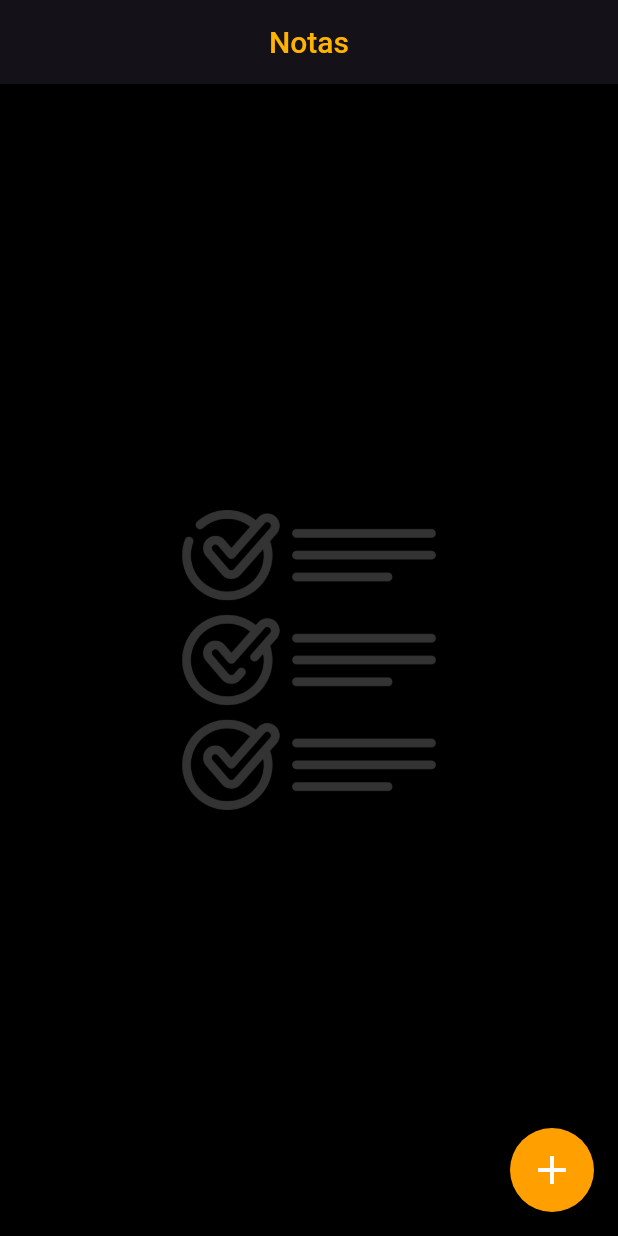
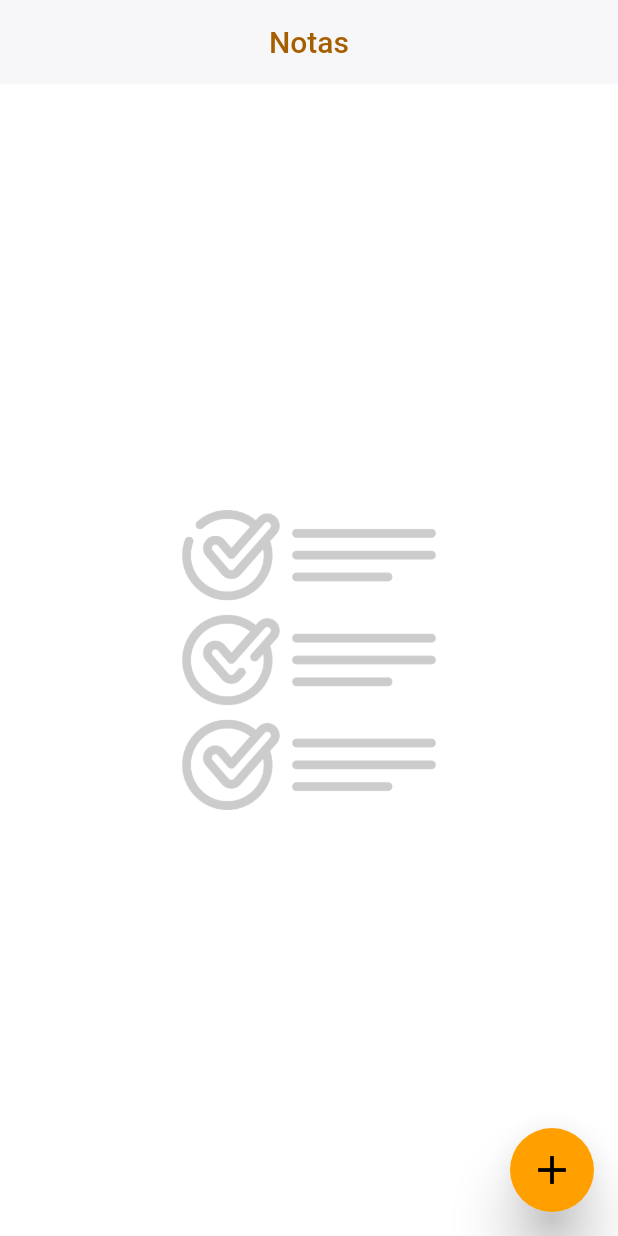
Before and after one commit to alegomezrivas/notes, a Flutter app: the screen it shows after launch, on a phone screen of 412 x 824 dp. Run offline on Flutter 3.47's test engine with Material 3 defaults, Android fonts, the phone set to English and light mode, and no system bars; our stand-ins replace awesome_notifications, dartz, equatable, get_it, hive; accounts and stored records are empty.

Commit message:
Add light theme that follows the system setting
- New AppColors theme extension and AppTheme (dark = original look, light = design system tokens)
- Replace hard-coded Colors.* in pages and widgets with context.colors
- MaterialApp uses theme/darkTheme with ThemeMode.system; navigation bar follows the theme
- Invert the pale empty-state art on the light canvas
- Tests for both themes

Co-Authored-By: Claude Sonnet 5.5 <noreply@anthropic.com>
Claude-Session: https://claude.ai/code/session_01AD11FB6RgqZvAaGmjAXRub

```diff
--- /dev/null
+++ b/lib/core/theme/app_theme.dart
@@ -0,0 +1,170 @@
+import 'package:flutter/material.dart';
+
+/// Colors of the Notas design system, one instance per theme.
+///
+/// Read them with `context.colors`. Values match the design system tokens;
+/// the dark theme is the original look of the app.
+@immutable
+class AppColors extends ThemeExtension<AppColors> {
+  const AppColors({
+    required this.canvas,
+    required this.appBar,
+    required this.surface,
+    required this.iconMuted,
+    required this.text,
+    required this.textMuted,
+    required this.textEditor,
+    required this.textHint,
+    required this.accent,
+    required this.accentStrong,
+    required this.onAccent,
+    required this.snackbar,
+    required this.onSnackbar,
+    required this.snackbarAction,
+    required this.invertEmptyArt,
+  });
+
+  final Color canvas;
+  final Color appBar;
+  final Color surface;
+  final Color iconMuted;
+  final Color text;
+  final Color textMuted;
+  final Color textEditor;
+  final Color textHint;
+  final Color accent;
+  final Color accentStrong;
+  final Color onAccent;
+  final Color snackbar;
+  final Color onSnackbar;
+  final Color snackbarAction;
+
+  /// The empty-state art is pale, so it is inverted on a light canvas.
+  final bool invertEmptyArt;
+
+  static const dark = AppColors(
+    canvas: Color(0xFF000000),
+    appBar: Color(0xFF141218),
+    surface: Color(0xFF212121),
+    iconMuted: Color(0xFF424242),
+    text: Color(0xFFFFFFFF),
+    textMuted: Color(0xFF9E9E9E),
+    textEditor: Color(0xB3FFFFFF),
+    textHint: Color(0x4DFFFFFF),
+    accent: Color(0xFFFFB300),
+    accentStrong: Color(0xFFFFA000),
+    onAccent: Color(0xFFFFFFFF),
+    snackbar: Color(0x8A000000),
+    onSnackbar: Color(0xFFFFFFFF),
+    snackbarAction: Color(0xFFFFB300),
+    invertEmptyArt: false,
+  );
+
+  static const light = AppColors(
+    canvas: Color(0xFFFFFFFF),
+    appBar: Color(0xFFF7F7F9),
+    surface: Color(0xFFF2F2F2),
+    iconMuted: Color(0xFF757575),
+    text: Color(0xFF212121),
+    textMuted: Color(0xFF616161),
+    textEditor: Color(0xB3212121),
+    textHint: Color(0x8A000000),
+    accent: Color(0xFFA65F00),
+    accentStrong: Color(0xFFFFA000),
+    onAccent: Color(0xFF000000),
+    snackbar: Color(0xFF323232),
+    onSnackbar: Color(0xFFFFFFFF),
+    snackbarAction: Color(0xFFFFB300),
+    invertEmptyArt: true,
+  );
+
+  @override
+  AppColors copyWith({
+    Color? canvas,
+    Color? appBar,
+    Color? surface,
+    Color? iconMuted,
+    Color? text,
+    Color? textMuted,
+    Color? textEditor,
+    Color? textHint,
+    Color? accent,
+    Color? accentStrong,
+    Color? onAccent,
+    Color? snackbar,
+    Color? onSnackbar,
+    Color? snackbarAction,
+    bool? invertEmptyArt,
+  }) {
+    return AppColors(
+      canvas: canvas ?? this.canvas,
+      appBar: appBar ?? this.appBar,
+      surface: surface ?? this.surface,
+      iconMuted: iconMuted ?? this.iconMuted,
+      text: text ?? this.text,
+      textMuted: textMuted ?? this.textMuted,
+      textEditor: textEditor ?? this.textEditor,
+      textHint: textHint ?? this.textHint,
+      accent: accent ?? this.accent,
+      accentStrong: accentStrong ?? this.accentStrong,
+      onAccent: onAccent ?? this.onAccent,
+      snackbar: snackbar ?? this.snackbar,
+      onSnackbar: onSnackbar ?? this.onSnackbar,
+      snackbarAction: snackbarAction ?? this.snackbarAction,
+      invertEmptyArt: invertEmptyArt ?? this.invertEmptyArt,
+    );
+  }
+
+  @override
+  AppColors lerp(ThemeExtension<AppColors>? other, double t) {
+    if (other is! AppColors) return this;
+    Color mix(Color a, Color b) => Color.lerp(a, b, t)!;
+    return AppColors(
+      canvas: mix(canvas, other.canvas),
+      appBar: mix(appBar, other.appBar),
+      surface: mix(surface, other.surface),
+      iconMuted: mix(iconMuted, other.iconMuted),
+      text: mix(text, other.text),
+      textMuted: mix(textMuted, other.textMuted),
+      textEditor: mix(textEditor, other.textEditor),
+      textHint: mix(textHint, other.textHint),
+      accent: mix(accent, other.accent),
+      accentStrong: mix(accentStrong, other.accentStrong),
+      onAccent: mix(onAccent, other.onAccent),
+      snackbar: mix(snackbar, other.snackbar),
+      onSnackbar: mix(onSnackbar, other.onSnackbar),
+      snackbarAction: mix(snackbarAction, other.snackbarAction),
+      invertEmptyArt: t < 0.5 ? invertEmptyArt : other.invertEmptyArt,
+    );
+  }
+}
+
+extension AppColorsContext on BuildContext {
+  AppColors get colors => Theme.of(this).extension<AppColors>()!;
+}
+
+class AppTheme {
+  const AppTheme._();
+
+  static ThemeData get dark => _build(Brightness.dark, AppColors.dark);
+
+  static ThemeData get light => _build(Brightness.light, AppColors.light);
+
+  static ThemeData _build(Brightness brightness, AppColors colors) {
+    final base = brightness == Brightness.dark
+        ? ThemeData.dark(useMaterial3: false)
+        : ThemeData.light(useMaterial3: false);
+    return base.copyWith(
+      primaryColor: brightness == Brightness.dark ? Colors.black : null,
+      scaffoldBackgroundColor: colors.canvas,
+      colorScheme: base.colorScheme.copyWith(secondary: colors.accent),
+      appBarTheme: AppBarTheme(
+        backgroundColor: colors.appBar,
+        foregroundColor: colors.text,
+        elevation: 0,
+        centerTitle: true,
+      ),
+      extensions: <ThemeExtension<dynamic>>[colors],
+    );
+  }
+}
--- a/lib/features/notes/presentation/pages/notes_page.dart
+++ b/lib/features/notes/presentation/pages/notes_page.dart
@@ -1,5 +1,6 @@
 import 'package:flutter/cupertino.dart';
 import 'package:flutter/material.dart';
+import 'package:notas/core/theme/app_theme.dart';
 import 'package:notas/features/notes/presentation/pages/note_details_page.dart';
 import 'package:notas/features/notes/presentation/provider/note_provider.dart';
 import 'package:notas/features/notes/presentation/widgets/empty_list.dart';
@@ -25,12 +26,13 @@ class _NotePageState extends State<NotePage> {
   @override
   Widget build(BuildContext context) {
     final provider = Provider.of<NoteProvider>(context);
+    final colors = context.colors;
     return Scaffold(
-      backgroundColor: Colors.black,
+      backgroundColor: colors.canvas,
       appBar: AppBar(
         title: Text(
           'Notas',
-          style: TextStyle(color: Colors.amber.shade600),
+          style: TextStyle(color: colors.accent),
         ),
         centerTitle: true,
       ),
@@ -48,8 +50,8 @@ class _NotePageState extends State<NotePage> {
         },
         elevation: 16.0,
         tooltip: 'New note',
-        child: Icon(Icons.add, color: Colors.white, size: 32),
-        backgroundColor: Colors.amber.shade700,
+        backgroundColor: colors.accentStrong,
+        child: Icon(Icons.add, color: colors.onAccent, size: 32),
       ),
     );
   }
--- a/lib/features/notes/presentation/widgets/empty_list.dart
+++ b/lib/features/notes/presentation/widgets/empty_list.dart
@@ -1,21 +1,30 @@
 import 'package:flutter/material.dart';
+import 'package:notas/core/theme/app_theme.dart';
 
 class EmptyNoteList extends StatelessWidget {
   const EmptyNoteList({Key? key}) : super(key: key);
 
   final double size = 200;
 
+  static const _invert = ColorFilter.matrix(<double>[
+    -1, 0, 0, 0, 255, //
+    0, -1, 0, 0, 255, //
+    0, 0, -1, 0, 255, //
+    0, 0, 0, 1, 0, //
+  ]);
+
   @override
   Widget build(BuildContext context) {
+    Widget image = Image.asset(
+      'assets/ic_empty.png',
+      width: size,
+      height: size,
+    );
+    if (context.colors.invertEmptyArt) {
+      image = ColorFiltered(colorFilter: _invert, child: image);
+    }
     return Center(
-      child: Opacity(
-        opacity: 0.2,
-        child: Image.asset(
-          'assets/ic_empty.png',
-          width: size,
-          height: size,
-        ),
-      ),
+      child: Opacity(opacity: 0.2, child: image),
     );
   }
 }
--- a/lib/main.dart
+++ b/lib/main.dart
@@ -1,6 +1,7 @@
 import 'package:flutter/material.dart';
 import 'package:flutter/services.dart';
 import 'package:hive/hive.dart';
+import 'package:notas/core/theme/app_theme.dart';
 import 'package:notas/features/notes/domain/repositories/note_repository_abstract.dart';
 import 'package:notas/features/notes/presentation/pages/notes_page.dart';
 import 'package:notas/features/notes/presentation/provider/note_provider.dart';
@@ -34,25 +35,26 @@ class _MyAppState extends State<MyApp> {
   @override
   Widget build(BuildContext context) {
     SystemChrome.setPreferredOrientations([DeviceOrientation.portraitUp]);
-    SystemChrome.setSystemUIOverlayStyle(
-      SystemUiOverlayStyle(
-        systemNavigationBarColor: Colors.black,
-        systemNavigationBarIconBrightness: Brightness.light,
-      ),
-    );
     return MaterialApp(
       title: 'Notas',
       debugShowCheckedModeBanner: false,
-      theme: ThemeData.dark(useMaterial3: false).copyWith(
-        primaryColor: Colors.black,
-        colorScheme: ThemeData.dark().colorScheme.copyWith(
-              secondary: Colors.amber.shade600,
-            ),
-      ),
+      theme: AppTheme.light,
+      darkTheme: AppTheme.dark,
+      themeMode: ThemeMode.system,
       builder: (context, child) {
-        return MediaQuery(
-          data: MediaQuery.of(context).copyWith(textScaler: TextScaler.noScaling),
-          child: child!,
+        final colors = context.colors;
+        final isDark = Theme.of(context).brightness == Brightness.dark;
+        return AnnotatedRegion<SystemUiOverlayStyle>(
+          value: SystemUiOverlayStyle(
+            systemNavigationBarColor: colors.canvas,
+            systemNavigationBarIconBrightness:
+                isDark ? Brightness.light : Brightness.dark,
+          ),
+          child: MediaQuery(
+            data: MediaQuery.of(context)
+                .copyWith(textScaler: TextScaler.noScaling),
+            child: child!,
+          ),
         );
       },
       home: NotePage(),
```
Also changed, not shown: lib/features/notes/presentation/pages/note_details_page.dart (+9 -7 lines), lib/features/notes/presentation/widgets/note_build_list_view.dart (+10 -7 lines), 1 other file.
